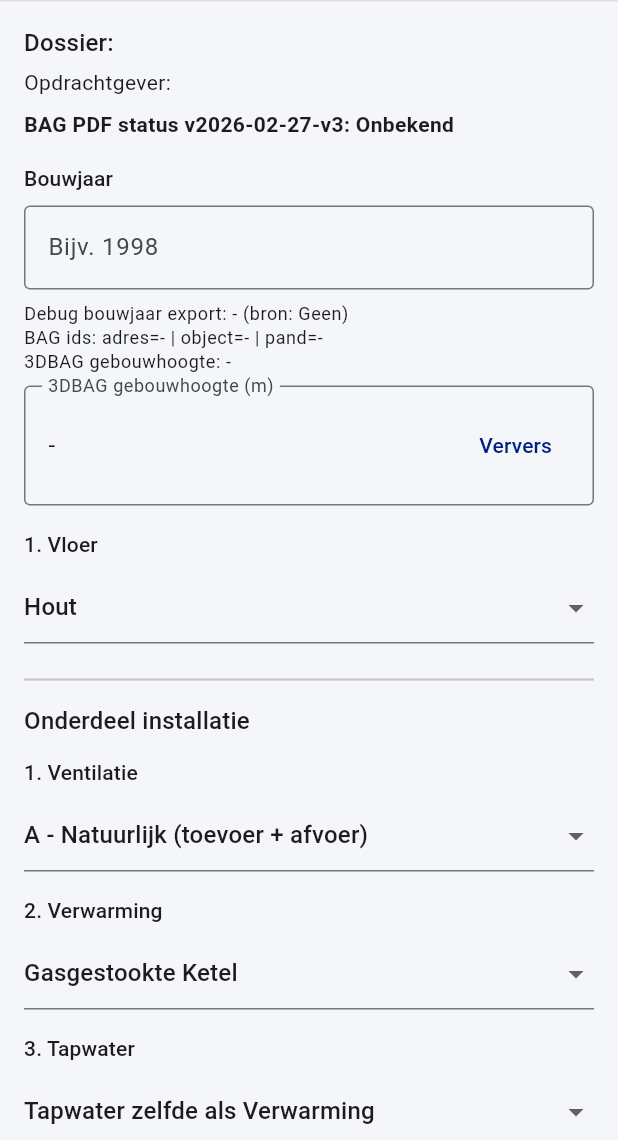
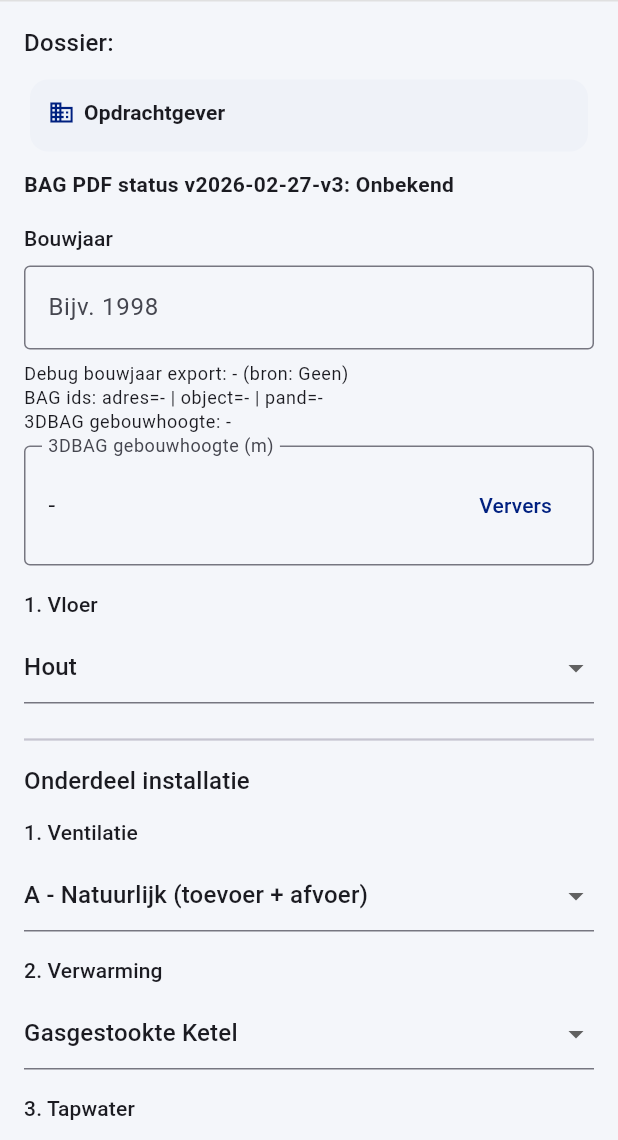
Before and after one commit to PaulW1610/PM-opname, a Flutter app: the OpnameAfsluitenScreen screen opened directly with empty values, on a phone screen of 412 x 824 dp, the part 96-1236 px from its top. Run offline on Flutter 3.47's test engine with Material 3 defaults, Android fonts, the phone set to English and light mode, and no system bars; our stand-ins replace camera, firebase_core, firebase_crashlytics, flutter_secure_storage, gallery_saver, geocoding and 3 more; missing offline and left inert: flutter_email_sender; accounts and stored records are empty.

Commit message:
Opdrachtgever op opnameformulier: alleen-lezen kaart + in formulier-PDF
- Nette alleen-lezen sectie (_buildOpdrachtgeverInfo) op het opnameformulier:
  naam, contactpersoon, e-mail, telefoon + opdrachtnummer (alleen ingevuld).
- Dezelfde gegevens nu ook in de formulier-PDF (onder het adres), dus ze gaan
  mee in de mail.

Co-Authored-By: Claude Opus 4.8 <noreply@anthropic.com>

```diff
--- a/lib/screens/opname_afsluiten_screen.dart
+++ b/lib/screens/opname_afsluiten_screen.dart
@@ -17,6 +17,7 @@ import '../services/opmerkingen_formulier_service.dart';
 import '../services/overige_ruimte_beslisschema_service.dart';
 import '../services/three_d_bag_service.dart';
 import '../services/xml_export_service.dart';
+import '../theme/brand.dart';
 import '../widgets/pm_branding_header.dart';
 
 class OpnameAfsluitenScreen extends StatefulWidget {
@@ -518,6 +519,21 @@ class _OpnameAfsluitenScreenState extends State<OpnameAfsluitenScreen> {
           pw.Text('Postcode: ${bagData.postcode}'),
           pw.Text('Plaats: ${bagData.plaatsnaam}'),
           pw.Text('Bouwjaar: $bouwjaar'),
+          if (bagData.opdrachtgever != null ||
+              (bagData.opdrachtnummer ?? '').trim().isNotEmpty) ...[
+            pw.SizedBox(height: 8),
+            if (bagData.opdrachtgever != null)
+              pw.Text('Opdrachtgever: ${bagData.opdrachtgever!.naam}'),
+            if ((bagData.opdrachtgever?.contactpersoon ?? '').trim().isNotEmpty)
+              pw.Text(
+                  'Contactpersoon: ${bagData.opdrachtgever!.contactpersoon}'),
+            if ((bagData.opdrachtgever?.email ?? '').trim().isNotEmpty)
+              pw.Text('E-mail: ${bagData.opdrachtgever!.email}'),
+            if ((bagData.opdrachtgever?.telefoon ?? '').trim().isNotEmpty)
+              pw.Text('Telefoon: ${bagData.opdrachtgever!.telefoon}'),
+            if ((bagData.opdrachtnummer ?? '').trim().isNotEmpty)
+              pw.Text('Opdrachtnummer: ${bagData.opdrachtnummer!.trim()}'),
+          ],
           pw.SizedBox(height: 12),
           pw.Text('Vloer: $_vloerType'),
           pw.Text('Ventilatie: $_ventilatieType'),
@@ -651,6 +667,73 @@ class _OpnameAfsluitenScreenState extends State<OpnameAfsluitenScreen> {
     );
   }
 
+  /// Alleen-lezen kaart met de gekoppelde opdrachtgever + opdrachtnummer.
+  Widget _buildOpdrachtgeverInfo() {
+    final og = widget.bagData.opdrachtgever;
+    final nummer = (widget.bagData.opdrachtnummer ?? '').trim();
+    if (og == null && nummer.isEmpty) {
+      return const SizedBox.shrink();
+    }
+
+    final regels = <Widget>[];
+    void regel(String label, String? waarde) {
+      final v = (waarde ?? '').trim();
+      if (v.isEmpty) return;
+      regels.add(Padding(
+        padding: const EdgeInsets.only(top: 2),
+        child: RichText(
+          text: TextSpan(
+            style: Theme.of(context).textTheme.bodyMedium,
+            children: [
+              TextSpan(
+                text: '$label: ',
+                style: const TextStyle(fontWeight: FontWeight.w600),
+              ),
+              TextSpan(text: v),
+            ],
+          ),
+        ),
+      ));
+    }
+
+    if (og != null) {
+      regel('Naam', og.naam);
+      regel('Contactpersoon', og.contactpersoon);
+      regel('E-mail', og.email);
+      regel('Telefoon', og.telefoon);
+    }
+    regel('Opdrachtnummer', nummer);
+
+    return Card(
+      elevation: 0,
+      color: const Color(0xFFEFF2F8),
+      shape: RoundedRectangleBorder(borderRadius: BorderRadius.circular(12)),
+      child: Padding(
+        padding: const EdgeInsets.all(12),
+        child: Column(
+          crossAxisAlignment: CrossAxisAlignment.start,
+          children: [
+            Row(
+              children: [
+                const Icon(Icons.business, size: 18, color: BrandColors.navy),
+                const SizedBox(width: 6),
+                Text(
+                  'Opdrachtgever',
+                  style: Theme.of(context)
+                      .textTheme
+                      .titleSmall
+                      ?.copyWith(fontWeight: FontWeight.w700),
+                ),
+              ],
+            ),
+            const SizedBox(height: 4),
+            ...regels,
+          ],
+        ),
+      ),
+    );
+  }
+
   @override
   Widget build(BuildContext context) {
     return Scaffold(
@@ -669,21 +752,8 @@ class _OpnameAfsluitenScreenState extends State<OpnameAfsluitenScreen> {
                       'Dossier: ${widget.dossierName}',
                       style: Theme.of(context).textTheme.titleMedium,
                     ),
-                    if (widget.bagData.opdrachtgever != null ||
-                        (widget.bagData.opdrachtnummer ?? '').trim().isNotEmpty) ...[
-                      const SizedBox(height: 4),
-                      Text(
-                        [
-                          if (widget.bagData.opdrachtgever != null)
-                            'Opdrachtgever: ${widget.bagData.opdrachtgever!.naam}',
-                          if ((widget.bagData.opdrachtnummer ?? '')
-                              .trim()
-                              .isNotEmpty)
-                            'Opdrachtnr: ${widget.bagData.opdrachtnummer!.trim()}',
-                        ].join('   •   '),
-                        style: Theme.of(context).textTheme.bodyMedium,
-                      ),
-                    ],
+                    const SizedBox(height: 8),
+                    _buildOpdrachtgeverInfo(),
                     const SizedBox(height: 8),
                     Text(
                       'BAG PDF status v$_bagPdfBuildVersion: $_bagPdfStatus',
```
